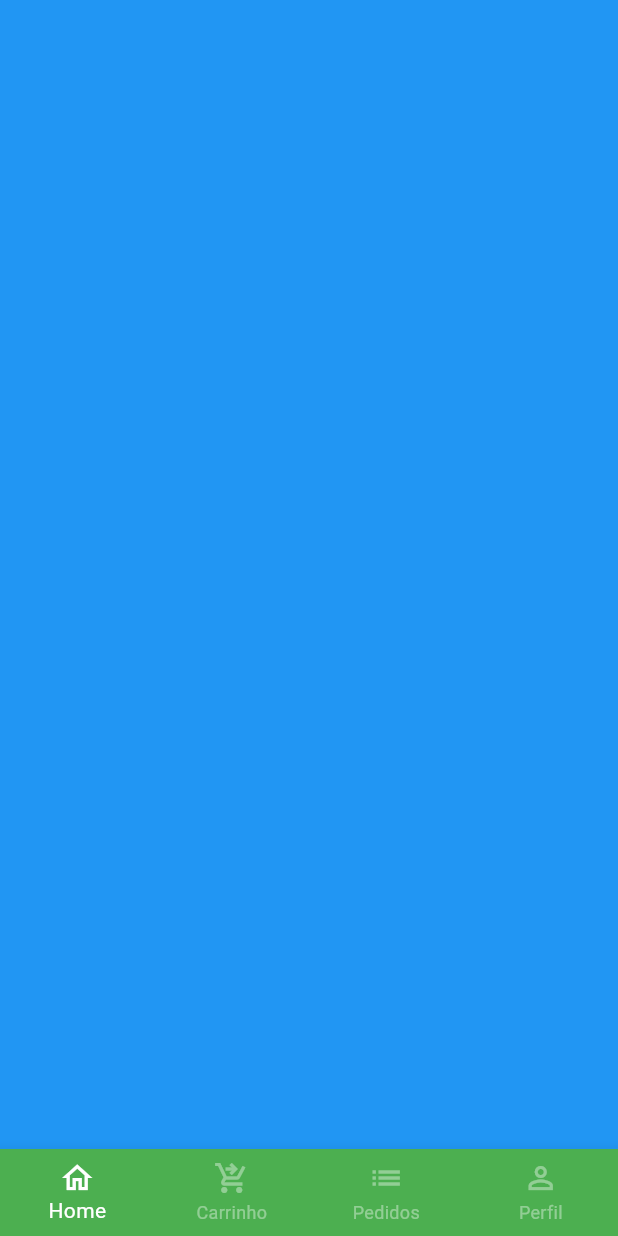
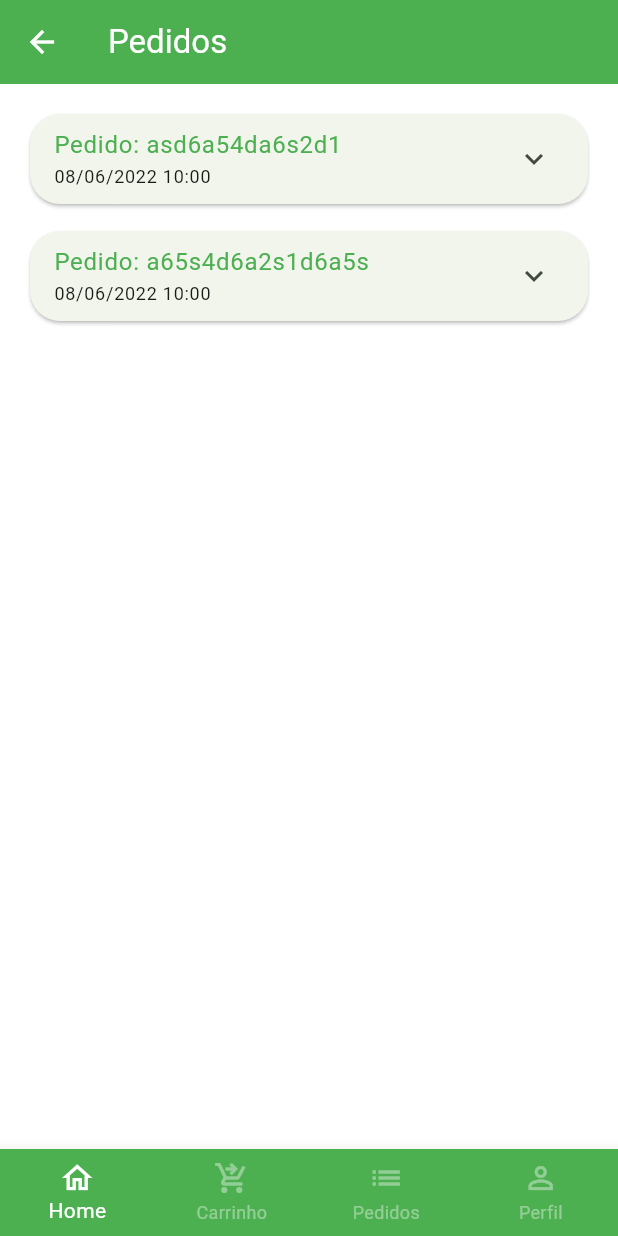
Before and after one commit to Giovanijose/Quitanda-Flutter, a Flutter app: the BaseScreen screen opened directly, swiped to page 3, on a phone screen of 412 x 824 dp. Run offline on Flutter 3.47's test engine with Material 3 defaults, Android fonts, the phone set to English and light mode, and no system bars; our stand-ins replace animated_text_kit, mask_text_input_formatter.

Commit message:
inicio tela de pedidos

```diff
--- a/lib/src/config/app_data.dart
+++ b/lib/src/config/app_data.dart
@@ -1,5 +1,6 @@
 import 'package:greengrocer/src/models/cart_item_model.dart';
 import 'package:greengrocer/src/models/item_model.dart';
+import 'package:greengrocer/src/models/orders_model.dart';
 import 'package:greengrocer/src/models/user_model.dart';
 
 ItemModel apple = ItemModel(
@@ -96,3 +97,49 @@ UserModel user = UserModel(
   cpf: '458.320.198-22',
   password: '',
 );
+
+List<OrderModel> orders = [
+  // Pedido 01
+  OrderModel(
+    copyAndPaste: 'q1w2e3r4t5y6',
+    createdDateTime: DateTime.parse(
+      '2022-06-08 10:00:10.458',
+    ),
+    overdueDateTime: DateTime.parse(
+      '2022-06-08 11:00:10.458',
+    ),
+    id: 'asd6a54da6s2d1',
+    status: 'pending_payment',
+    total: 11.0,
+    items: [
+      CartItemModel(
+        item: apple,
+        quantity: 2,
+      ),
+      CartItemModel(
+        item: mango,
+        quantity: 2,
+      ),
+    ],
+  ),
+
+  // Pedido 02
+  OrderModel(
+    copyAndPaste: 'q1w2e3r4t5y6',
+    createdDateTime: DateTime.parse(
+      '2022-06-08 10:00:10.458',
+    ),
+    overdueDateTime: DateTime.parse(
+      '2022-06-08 11:00:10.458',
+    ),
+    id: 'a65s4d6a2s1d6a5s',
+    status: 'delivered',
+    total: 11.5,
+    items: [
+      CartItemModel(
+        item: guava,
+        quantity: 1,
+      ),
+    ],
+  ),
+];
--- /dev/null
+++ b/lib/src/models/orders_model.dart
@@ -0,0 +1,21 @@
+import 'package:greengrocer/src/models/cart_item_model.dart';
+
+class OrderModel {
+  String id;
+  DateTime createdDateTime;
+  DateTime overdueDateTime;
+  List<CartItemModel> items;
+  String status;
+  String copyAndPaste;
+  double total;
+
+  OrderModel({
+    required this.id,
+    required this.createdDateTime,
+    required this.overdueDateTime,
+    required this.items,
+    required this.status,
+    required this.copyAndPaste,
+    required this.total,
+  });
+}
--- a/lib/src/pages/base/base_screen.dart
+++ b/lib/src/pages/base/base_screen.dart
@@ -1,6 +1,7 @@
 import 'package:flutter/material.dart';
 import 'package:greengrocer/src/pages/cart/cart_tab.dart';
 import 'package:greengrocer/src/pages/home/home_tab.dart';
+import 'package:greengrocer/src/pages/orders/orders_tab.dart';
 import 'package:greengrocer/src/pages/profile/profile_tab.dart';
 
 class BaseScreen extends StatefulWidget {
@@ -20,11 +21,11 @@ class _BaseScreenState extends State<BaseScreen> {
       body: PageView(
         physics: const NeverScrollableScrollPhysics(),
         controller: pageController,
-        children: [
-          const HomeTab(),
-          const CartTab(),
-          Container(color: Colors.blue),
-          const ProfileTab(),
+        children: const [
+          HomeTab(),
+          CartTab(),
+          Orderstab(),
+          ProfileTab(),
         ],
       ),
       bottomNavigationBar: BottomNavigationBar(
--- /dev/null
+++ b/lib/src/pages/orders/components/order_tile.dart
@@ -0,0 +1,117 @@
+import 'package:flutter/material.dart';
+import 'package:greengrocer/src/models/cart_item_model.dart';
+import 'package:greengrocer/src/models/orders_model.dart';
+import 'package:greengrocer/src/pages/orders/components/order_status_widget.dart';
+import 'package:greengrocer/src/services/utils_services.dart';
+
+class OrderTile extends StatelessWidget {
+  final OrderModel order;
+
+  OrderTile({
+    super.key,
+    required this.order,
+  });
+
+  final UtilsServices utilsServices = UtilsServices();
+
+  @override
+  Widget build(BuildContext context) {
+    return Card(
+      shape: RoundedRectangleBorder(
+        borderRadius: BorderRadius.circular(20),
+      ),
+      child: Theme(
+        data: Theme.of(context).copyWith(dividerColor: Colors.transparent),
+        child: ExpansionTile(
+          title: Column(
+            mainAxisSize: MainAxisSize.min,
+            crossAxisAlignment: CrossAxisAlignment.start,
+            children: [
+              Text(
+                'Pedido: ${order.id}',
+                style: const TextStyle(color: Colors.green),
+              ),
+              Text(
+                utilsServices.formatDateTime(order.createdDateTime),
+                style: const TextStyle(
+                  fontSize: 12,
+                ),
+              ),
+            ],
+          ),
+          childrenPadding: const EdgeInsets.fromLTRB(16, 0, 16, 16),
+          children: [
+            SizedBox(
+              height: 150,
+              child: Row(
+                children: [
+                  // Lista de produtos
+                  Expanded(
+                    flex: 3,
+                    child: ListView(
+                      children: order.items.map((orderItem) {
+                        return _OrdemItemWidget(
+                          utilsServices: utilsServices,
+                          orderItem: orderItem,
+                        );
+                      }).toList(),
+                    ),
+                  ),
+
+                  // Divisão
+                  VerticalDivider(
+                    color: Colors.grey.shade300,
+                    thickness: 2,
+                    width: 8,
+                  ),
+
+                  // Status do Pedido
+                  Expanded(
+                    child: OrderStatusWidget(
+                      status: order.status,
+                      isOverdue: order.overdueDateTime.isBefore(
+                        DateTime.now(),
+                      ),
+                    ),
+                  ),
+                ],
+              ),
+            )
+          ],
+        ),
+      ),
+    );
+  }
+}
+
+class _OrdemItemWidget extends StatelessWidget {
+  const _OrdemItemWidget({
+    super.key,
+    required this.utilsServices,
+    required this.orderItem,
+  });
+
+  final UtilsServices utilsServices;
+  final CartItemModel orderItem;
+
+  @override
+  Widget build(BuildContext context) {
+    return Padding(
+      padding: const EdgeInsets.only(bottom: 10),
+      child: Row(
+        children: [
+          Text(
+            '${orderItem.quantity} ${orderItem.item.unit} ',
+            style: const TextStyle(
+              fontWeight: FontWeight.bold,
+            ),
+          ),
+          Expanded(child: Text(orderItem.item.itemName)),
+          Text(utilsServices.priceCurrency(
+            orderItem.totalPrice(),
+          )),
+        ],
+      ),
+    );
+  }
+}
--- /dev/null
+++ b/lib/src/pages/orders/orders_tab.dart
@@ -0,0 +1,23 @@
+import 'package:flutter/material.dart';
+import 'package:greengrocer/src/config/app_data.dart' as appData;
+import 'package:greengrocer/src/pages/orders/components/order_tile.dart';
+
+class Orderstab extends StatelessWidget {
+  const Orderstab({super.key});
+
+  @override
+  Widget build(BuildContext context) {
+    return Scaffold(
+      appBar: AppBar(
+        title: const Text('Pedidos'),
+      ),
+      body: ListView.separated(
+        padding: const EdgeInsets.all(16),
+        physics: const BouncingScrollPhysics(),
+        separatorBuilder: (__, index) => const SizedBox(height: 10),
+        itemBuilder: (__, index) => OrderTile(order: appData.orders[index]),
+        itemCount: appData.orders.length,
+      ),
+    );
+  }
+}
--- a/lib/src/services/utils_services.dart
+++ b/lib/src/services/utils_services.dart
@@ -1,4 +1,5 @@
 import 'package:intl/intl.dart';
+import 'package:intl/date_symbol_data_local.dart';
 
 class UtilsServices {
   String priceCurrency(double price) {
@@ -6,4 +7,12 @@ class UtilsServices {
 
     return numberFormat.format(price);
   }
+
+  String formatDateTime(DateTime dateTime) {
+    initializeDateFormatting();
+
+    DateFormat dateFormat = DateFormat.yMd('pt_BR').add_Hm();
+
+    return dateFormat.format(dateTime);
+  }
 }
```
Also changed, not shown: lib/src/pages/orders/components/order_status_widget.dart (added, +76 -0 lines).
